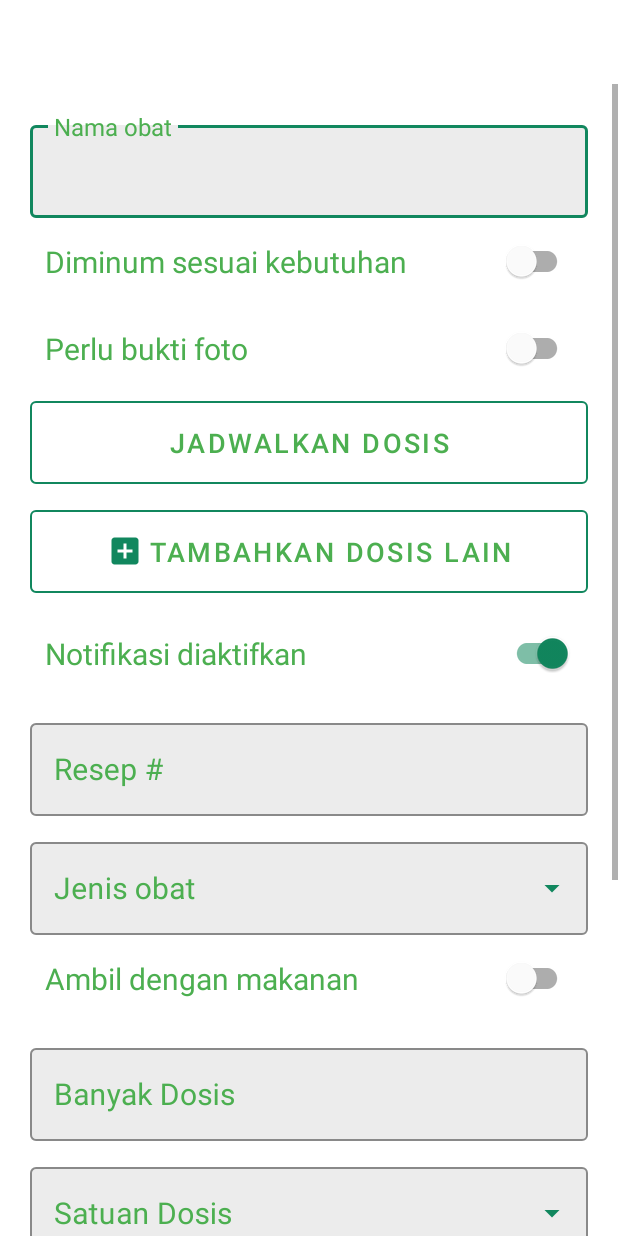
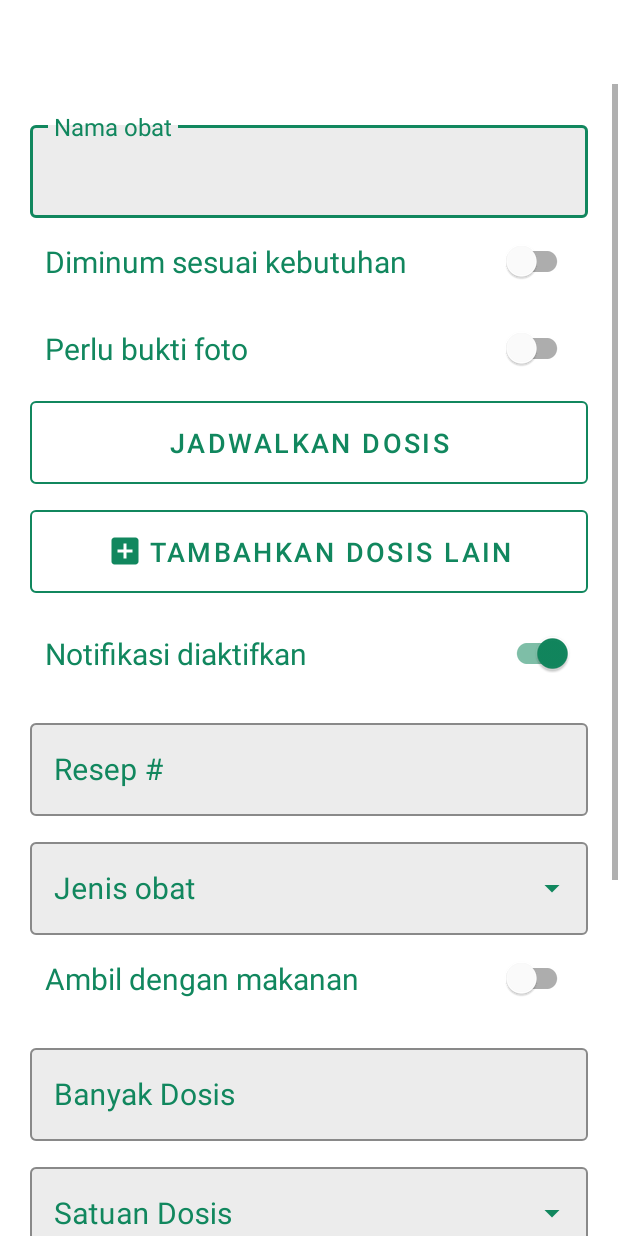
Before and after one commit to fiqriturhamz/MedicationReminder, an Android app: the layout activity_add_or_edit_med.xml on its own in the app's theme, with its tools: preview values and no code run, on a phone screen of 412 x 824 dp. Run offline under Robolectric (Android 15) with nearby library versions, the phone set to English and light mode, and no system bars.

Commit message:
Memperbaiki warna

```diff
--- a/app/src/main/res/layout/activity_add_or_edit_med.xml
+++ b/app/src/main/res/layout/activity_add_or_edit_med.xml
@@ -31,8 +31,8 @@
                 android:layout_width="match_parent"
                 android:layout_height="wrap_content"
                 android:hint="@string/medication_name"
-                app:hintTextColor="@color/green"
-                android:textColorHint="@color/green"
+                app:hintTextColor="@color/sub_green"
+                android:textColorHint="@color/sub_green"
                 app:boxStrokeColor="@color/sub_green"
                 app:boxBackgroundColor="@color/item_background"
                 app:hintTextAppearance="@style/TextLabel"
@@ -52,7 +52,7 @@
                 android:layout_width="match_parent"
                 android:layout_height="wrap_content"
                 android:text="@string/taken_as_needed"
-                android:textColor="@color/green"
+                android:textColor="@color/sub_green"
                 app:autoSizeTextType="uniform"
                 android:textSize="20sp"
                 android:paddingHorizontal="10dp"
@@ -64,7 +64,7 @@
                 android:layout_width="match_parent"
                 android:layout_height="wrap_content"
                 android:text="@string/require_photo_proof"
-                android:textColor="@color/green"
+                android:textColor="@color/sub_green"
                 app:autoSizeTextType="uniform"
                 android:textSize="20sp"
                 android:paddingHorizontal="10dp"
@@ -79,7 +79,7 @@
                 android:paddingVertical="15dp"
                 android:textSize="18sp"
                 android:text="@string/schedule_dose"
-                android:textColor="@color/green"
+                android:textColor="@color/sub_green"
                 app:strokeColor="@color/sub_green"
                 style="@style/Widget.MaterialComponents.Button.OutlinedButton" />
 
@@ -99,7 +99,7 @@
                 android:text="@string/add_another_dose"
                 app:icon="@drawable/add_box"
                 app:iconGravity="textStart"
-                android:textColor="@color/green"
+                android:textColor="@color/sub_green"
                 app:strokeColor="@color/sub_green"
                 app:iconTint="@color/sub_green"
                 android:visibility="visible"
@@ -110,7 +110,7 @@
                 android:layout_width="match_parent"
                 android:layout_height="wrap_content"
                 android:text="@string/notifications_enabled"
-                android:textColor="@color/green"
+                android:textColor="@color/sub_green"
                 app:autoSizeTextType="uniform"
                 android:textSize="20sp"
                 android:paddingHorizontal="10dp"
@@ -122,8 +122,8 @@
                 android:layout_height="wrap_content"
                 android:paddingTop="10dp"
                 android:hint="@string/prescription_number_hint"
-                app:hintTextColor="@color/green"
-                android:textColorHint="@color/green"
+                app:hintTextColor="@color/sub_green"
+                android:textColorHint="@color/sub_green"
                 app:boxStrokeColor="@color/sub_green"
                 app:boxBackgroundColor="@color/item_background"
                 app:hintTextAppearance="@style/TextLabel"
@@ -144,8 +144,8 @@
                 android:layout_height="wrap_content"
                 android:paddingTop="10dp"
                 android:hint="@string/medication_type"
-                app:hintTextColor="@color/green"
-                android:textColorHint="@color/green"
+                app:hintTextColor="@color/sub_green"
+                android:textColorHint="@color/sub_green"
                 app:endIconTint="@color/sub_green"
                 app:boxStrokeColor="@color/sub_green"
                 app:boxBackgroundColor="@color/item_background"
@@ -171,7 +171,7 @@
                 android:layout_width="match_parent"
                 android:layout_height="wrap_content"
                 android:text="@string/take_with_food"
-                android:textColor="@color/green"
+                android:textColor="@color/sub_green"
                 app:autoSizeTextType="uniform"
                 android:textSize="20sp"
                 android:paddingHorizontal="10dp"
@@ -183,8 +183,8 @@
                 android:layout_height="wrap_content"
                 android:paddingTop="10dp"
                 android:hint="@string/dose_amount"
-                app:hintTextColor="@color/green"
-                android:textColorHint="@color/green"
+                app:hintTextColor="@color/sub_green"
+                android:textColorHint="@color/sub_green"
                 app:boxStrokeColor="@color/sub_green"
                 app:boxBackgroundColor="@color/item_background"
                 app:hintTextAppearance="@style/TextLabel"
@@ -206,8 +206,8 @@
                 android:layout_height="wrap_content"
                 android:paddingTop="10dp"
                 android:hint="@string/dose_unit"
-                app:hintTextColor="@color/green"
-                android:textColorHint="@color/green"
+                app:hintTextColor="@color/sub_green"
+                android:textColorHint="@color/sub_green"
                 app:endIconTint="@color/sub_green"
                 app:boxStrokeColor="@color/sub_green"
                 app:boxBackgroundColor="@color/item_background"
@@ -233,8 +233,8 @@
                 android:layout_height="wrap_content"
                 android:paddingTop="10dp"
                 android:hint="@string/remaining_doses"
-                app:hintTextColor="@color/green"
-                android:textColorHint="@color/green"
+                app:hintTextColor="@color/sub_green"
+                android:textColorHint="@color/sub_green"
                 app:boxStrokeColor="@color/sub_green"
                 app:boxBackgroundColor="@color/item_background"
                 app:hintTextAppearance="@style/TextLabel"
@@ -256,8 +256,8 @@
                 android:layout_height="wrap_content"
                 android:paddingTop="10dp"
                 android:hint="@string/pharmacy"
-                app:hintTextColor="@color/green"
-                android:textColorHint="@color/green"
+                app:hintTextColor="@color/sub_green"
+                android:textColorHint="@color/sub_green"
                 app:boxStrokeColor="@color/sub_green"
                 app:boxBackgroundColor="@color/item_background"
                 app:hintTextAppearance="@style/TextLabel"
@@ -279,8 +279,8 @@
                 android:paddingTop="10dp"
                 android:paddingBottom="20dp"
                 android:hint="@string/description"
-                app:hintTextColor="@color/green"
-                android:textColorHint="@color/green"
+                app:hintTextColor="@color/sub_green"
+                android:textColorHint="@color/sub_green"
                 app:boxStrokeColor="@color/sub_green"
                 app:boxBackgroundColor="@color/item_background"
                 app:hintTextAppearance="@style/TextLabel"
```
